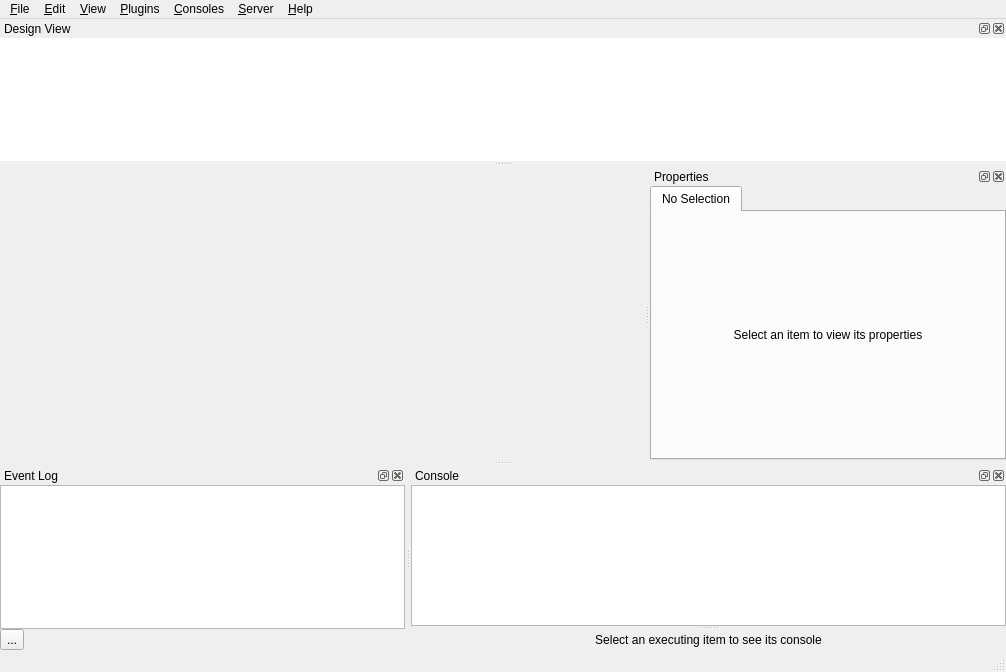
First picture: the form in spinetoolbox/ui/mainwindow.ui, repository spine-tools/Spine-Toolbox, before the edit.
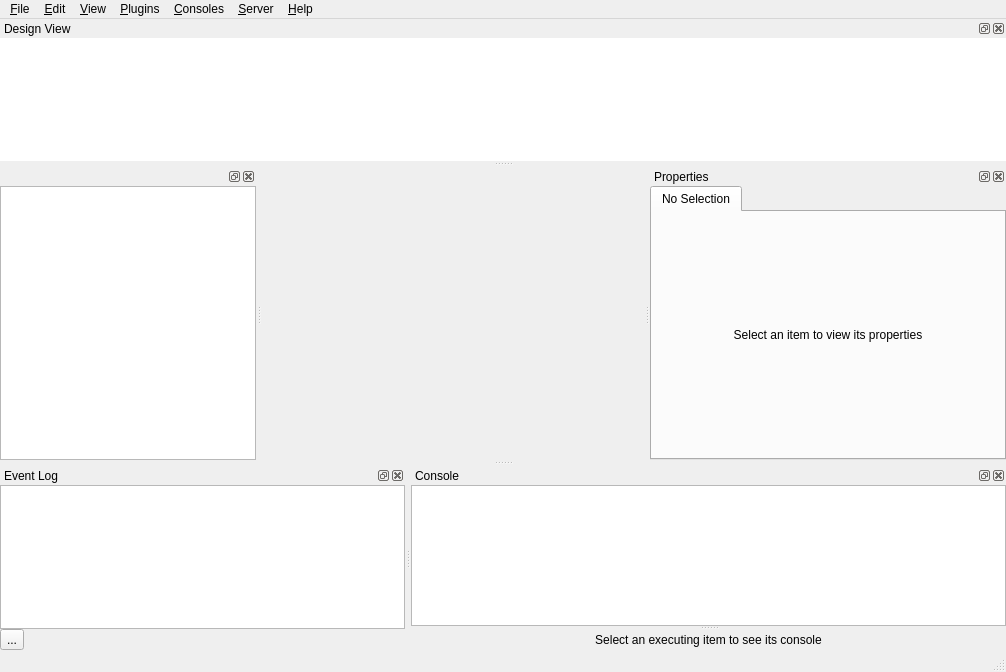
Second picture: the form after the edit. Icons and pictures are not drawn. Custom widgets are drawn as their Qt base class.

The edit to the form file:
```diff
--- a/spinetoolbox/ui/mainwindow.ui
+++ b/spinetoolbox/ui/mainwindow.ui
@@ -410,7 +410,38 @@
         <enum>QGraphicsView::FullViewportUpdate</enum>
        </property>
        <property name="rubberBandSelectionMode">
-        <enum>Qt::ContainsItemBoundingRect</enum>
+        <enum>Qt::ItemSelectionMode::ContainsItemBoundingRect</enum>
+       </property>
+      </widget>
+     </item>
+    </layout>
+   </widget>
+  </widget>
+  <widget class="QDockWidget" name="dockWidget_items">
+   <attribute name="dockWidgetArea">
+    <number>1</number>
+   </attribute>
+   <widget class="QWidget" name="dockWidgetContents_2">
+    <layout class="QVBoxLayout" name="verticalLayout_3">
+     <property name="spacing">
+      <number>6</number>
+     </property>
+     <property name="leftMargin">
+      <number>0</number>
+     </property>
+     <property name="topMargin">
+      <number>0</number>
+     </property>
+     <property name="rightMargin">
+      <number>0</number>
+     </property>
+     <property name="bottomMargin">
+      <number>0</number>
+     </property>
+     <item>
+      <widget class="QTreeView" name="treeView_items">
+       <property name="focusPolicy">
+        <enum>Qt::FocusPolicy::NoFocus</enum>
        </property>
       </widget>
      </item>
```
Left out of the diff: 28 changed lines with no effect on the pictures.
